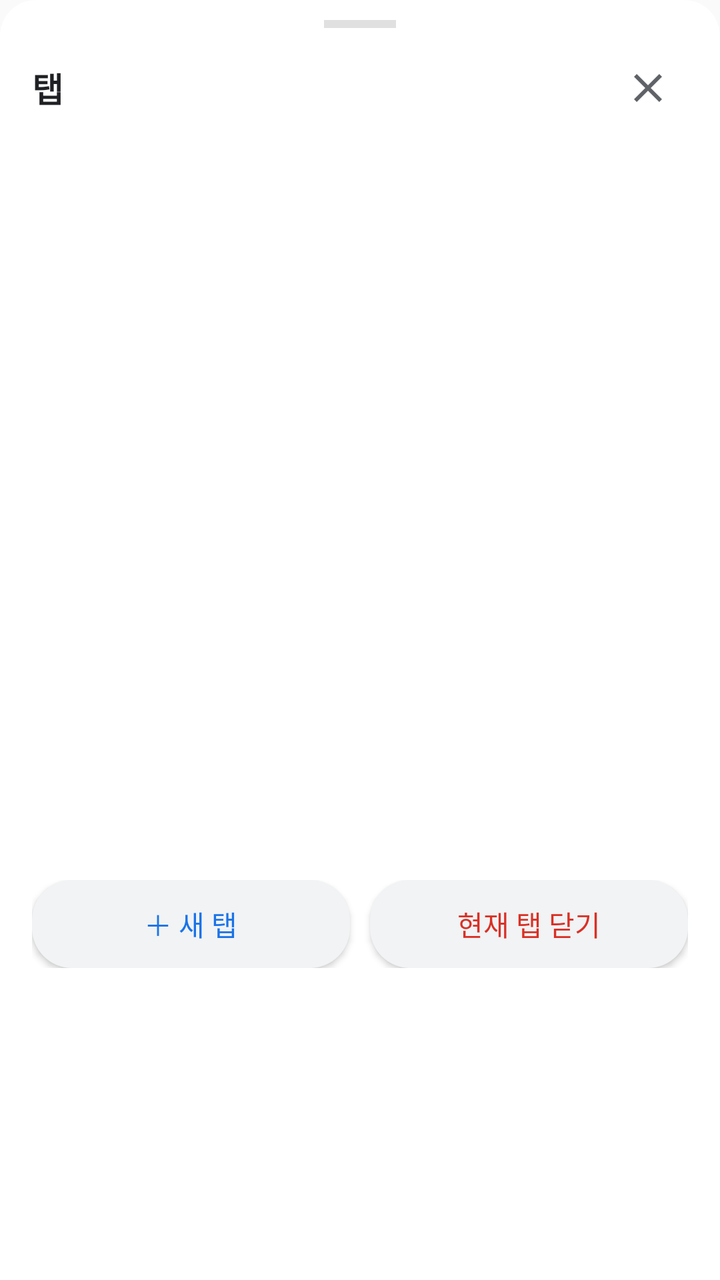
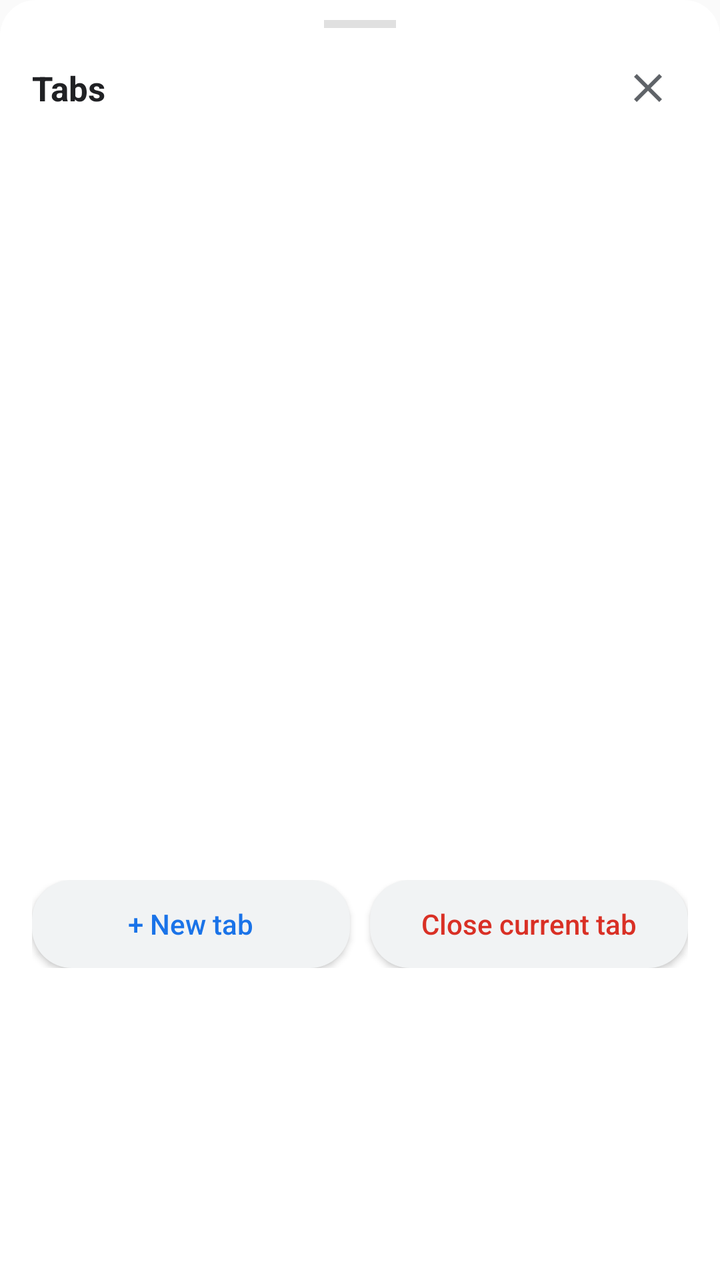

Screens rendered from an Android XML layout before and after an edit, with the pre-edit source and the edit as a unified diff.
<!-- AndroidManifest.xml: application theme AppTheme -->
<!-- res/layout/dialog_tabs.xml -->
<?xml version="1.0" encoding="utf-8"?>
<LinearLayout xmlns:android="http://schemas.android.com/apk/res/android"
    android:layout_width="match_parent"
    android:layout_height="wrap_content"
    android:background="@drawable/bg_sheet"
    android:orientation="vertical"
    android:paddingStart="16dp"
    android:paddingTop="10dp"
    android:paddingEnd="16dp"
    android:paddingBottom="14dp">

    
    <View
        android:layout_width="36dp"
        android:layout_height="4dp"
        android:layout_gravity="center_horizontal"
        android:layout_marginBottom="10dp"
        android:background="#E0E0E0" />

    
    <LinearLayout
        android:layout_width="match_parent"
        android:layout_height="wrap_content"
        android:gravity="center_vertical"
        android:orientation="horizontal">

        <TextView
            android:id="@+id/txtTabCount"
            android:layout_width="0dp"
            android:layout_height="wrap_content"
            android:layout_weight="1"
            android:text="탭"
            android:textColor="#202124"
            android:textSize="17sp"
            android:textStyle="bold" />

        <ImageButton
            android:id="@+id/btnTabsClose"
            android:layout_width="40dp"
            android:layout_height="40dp"
            android:background="@drawable/bg_btn_ripple"
            android:contentDescription="닫기"
            android:padding="10dp"
            android:src="@drawable/ic_close"
            android:tint="#5F6368" />
    </LinearLayout>

    
    <androidx.recyclerview.widget.RecyclerView
        android:id="@+id/listTabs"
        android:layout_width="match_parent"
        android:layout_height="360dp"
        android:layout_marginTop="6dp"
        android:overScrollMode="never" />

    
    <LinearLayout
        android:layout_width="match_parent"
        android:layout_height="wrap_content"
        android:layout_marginTop="10dp"
        android:orientation="horizontal">

        <Button
            android:id="@+id/btnNewTab"
            android:layout_width="0dp"
            android:layout_height="44dp"
            android:layout_weight="1"
            android:background="@drawable/bg_btn_soft"
            android:text="＋ 새 탭"
            android:textAllCaps="false"
            android:textColor="#1A73E8"
            android:textSize="14sp" />

        <Button
            android:id="@+id/btnCloseCurrent"
            android:layout_width="0dp"
            android:layout_height="44dp"
            android:layout_marginStart="10dp"
            android:layout_weight="1"
            android:background="@drawable/bg_btn_soft"
            android:text="현재 탭 닫기"
            android:textAllCaps="false"
            android:textColor="#D93025"
            android:textSize="14sp" />
    </LinearLayout>
</LinearLayout>
<!-- resources referenced by this layout -->
<resources>
  <!-- drawable bg_btn_ripple (drawable) -->
  <?xml version="1.0" encoding="utf-8"?>
  <ripple xmlns:android="http://schemas.android.com/apk/res/android"
      android:color="#1A000000">
      <item>
          <shape android:shape="rectangle">
              <solid android:color="@android:color/transparent" />
              <corners android:radius="24dp" />
          </shape>
      </item>
  </ripple>
  <!-- drawable bg_btn_soft (drawable) -->
  <?xml version="1.0" encoding="utf-8"?>
  <shape xmlns:android="http://schemas.android.com/apk/res/android"
      android:shape="rectangle">
      <solid android:color="#F1F3F4" />
      <corners android:radius="20dp" />
  </shape>
  <!-- drawable bg_sheet (drawable) -->
  <?xml version="1.0" encoding="utf-8"?>
  <shape xmlns:android="http://schemas.android.com/apk/res/android"
      android:shape="rectangle">
      <solid android:color="#FFFFFF" />
      <corners
          android:topLeftRadius="18dp"
          android:topRightRadius="18dp" />
  </shape>
  <!-- drawable ic_close (drawable) -->
  <vector xmlns:android="http://schemas.android.com/apk/res/android"
      android:width="24dp"
      android:height="24dp"
      android:viewportWidth="24"
      android:viewportHeight="24">
      <path
          android:fillColor="#FFFFFF"
          android:pathData="M19,6.41L17.59,5 12,10.59 6.41,5 5,6.41 10.59,12 5,17.59 6.41,19 12,13.41 17.59,19 19,17.59 13.41,12z" />
  </vector>
  <style name="AppTheme" parent="android:Theme.Material.Light.NoActionBar">
          <item name="android:forceDarkAllowed">true</item>
          <item name="android:colorPrimary">#1A73E8</item>
          <item name="android:colorPrimaryDark">#1450A0</item>
          <item name="android:colorAccent">#1A73E8</item>
          <item name="android:navigationBarColor">#FFFFFF</item>
      </style>
</resources>

<!-- the commit's change to res/layout/dialog_tabs.xml (unified diff, before → after) -->
@@ -29,7 +29,7 @@
             android:layout_width="0dp"
             android:layout_height="wrap_content"
             android:layout_weight="1"
-            android:text="탭"
+            android:text="@string/dlg_tabs_count"
             android:textColor="#202124"
             android:textSize="17sp"
             android:textStyle="bold" />
@@ -66,7 +66,7 @@
             android:layout_height="44dp"
             android:layout_weight="1"
             android:background="@drawable/bg_btn_soft"
-            android:text="＋ 새 탭"
+            android:text="@string/dlg_new_tab"
             android:textAllCaps="false"
             android:textColor="#1A73E8"
             android:textSize="14sp" />
@@ -78,7 +78,7 @@
             android:layout_marginStart="10dp"
             android:layout_weight="1"
             android:background="@drawable/bg_btn_soft"
-            android:text="현재 탭 닫기"
+            android:text="@string/dlg_tabs_close"
             android:textAllCaps="false"
             android:textColor="#D93025"
             android:textSize="14sp" />
<!-- resource entries referenced after the edit -->
@@ -37,6 +37,9 @@
           android:fillColor="#FFFFFF"
           android:pathData="M19,6.41L17.59,5 12,10.59 6.41,5 5,6.41 10.59,12 5,17.59 6.41,19 12,13.41 17.59,19 19,17.59 13.41,12z" />
   </vector>
+  <string name="dlg_new_tab">+ New tab</string>
+  <string name="dlg_tabs_close">Close current tab</string>
+  <string name="dlg_tabs_count">Tabs</string>
   <style name="AppTheme" parent="android:Theme.Material.Light.NoActionBar">
           <item name="android:forceDarkAllowed">true</item>
           <item name="android:colorPrimary">#1A73E8</item>
